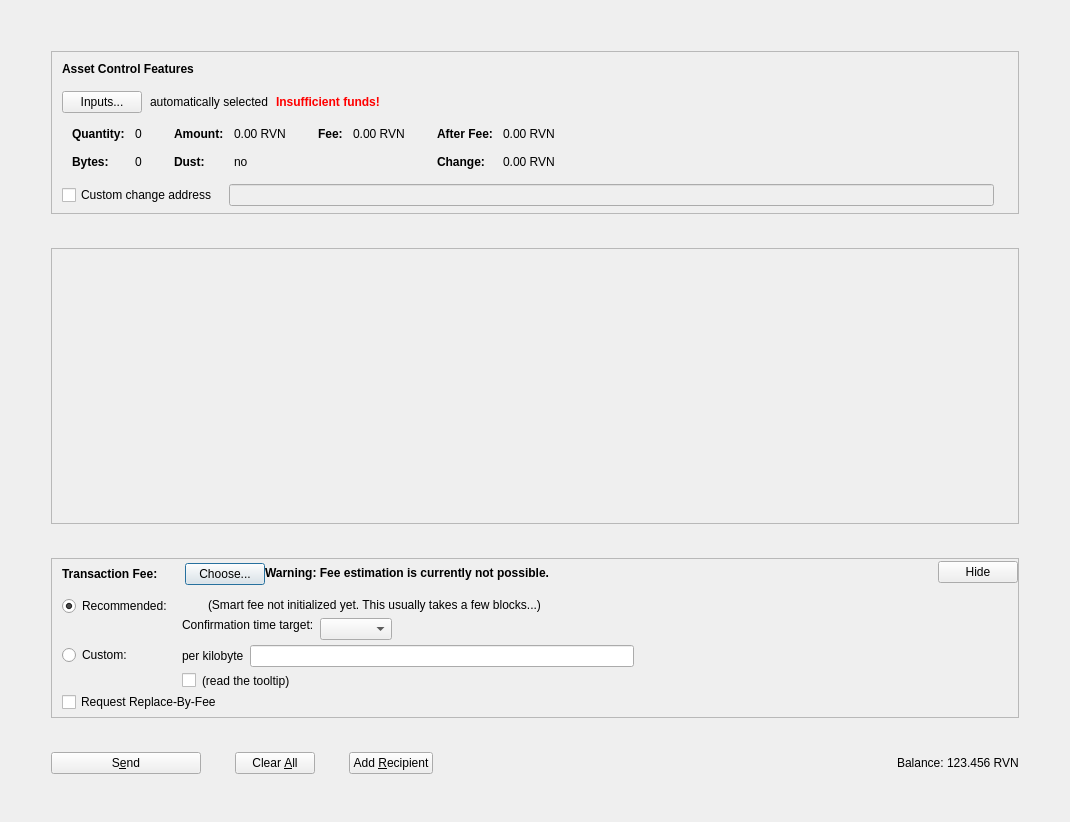
First picture: the form in src/qt/forms/assetsdialog.ui, repository phoenixkonsole/xbtx, before the edit.
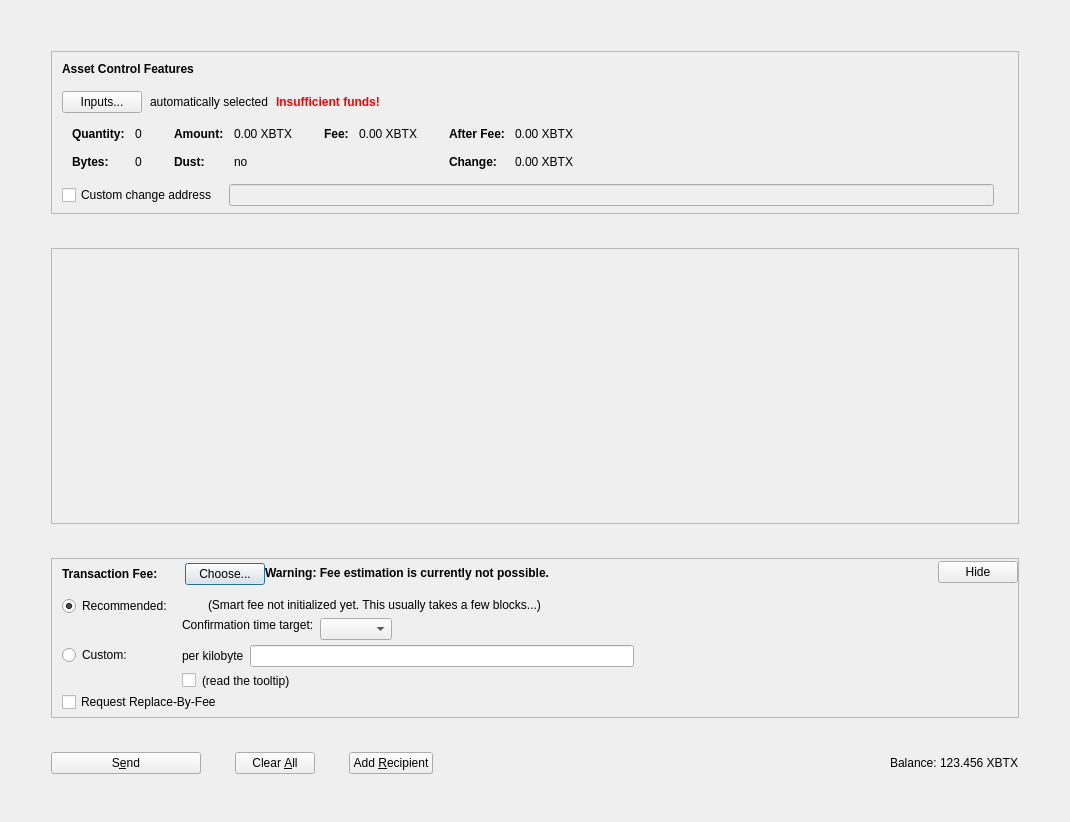
Second picture: the form after the edit. Icons and pictures are not drawn. Custom widgets are drawn as their Qt base class.

Patch:
```diff
--- a/src/qt/forms/assetsdialog.ui
+++ b/src/qt/forms/assetsdialog.ui
@@ -341,7 +341,7 @@
                     <enum>Qt::ActionsContextMenu</enum>
                    </property>
                    <property name="text">
-                    <string notr="true">0.00 RVN</string>
+                    <string notr="true">0.00 XBTX</string>
                    </property>
                    <property name="textInteractionFlags">
                     <set>Qt::LinksAccessibleByMouse|Qt::TextSelectableByKeyboard|Qt::TextSelectableByMouse</set>
@@ -421,7 +421,7 @@
                     <enum>Qt::ActionsContextMenu</enum>
                    </property>
                    <property name="text">
-                    <string notr="true">0.00 RVN</string>
+                    <string notr="true">0.00 XBTX</string>
                    </property>
                    <property name="textInteractionFlags">
                     <set>Qt::LinksAccessibleByMouse|Qt::TextSelectableByKeyboard|Qt::TextSelectableByMouse</set>
@@ -472,7 +472,7 @@
                     <enum>Qt::ActionsContextMenu</enum>
                    </property>
                    <property name="text">
-                    <string notr="true">0.00 RVN</string>
+                    <string notr="true">0.00 XBTX</string>
                    </property>
                    <property name="textInteractionFlags">
                     <set>Qt::LinksAccessibleByMouse|Qt::TextSelectableByKeyboard|Qt::TextSelectableByMouse</set>
@@ -501,7 +501,7 @@
                     <enum>Qt::ActionsContextMenu</enum>
                    </property>
                    <property name="text">
-                    <string notr="true">0.00 RVN</string>
+                    <string notr="true">0.00 XBTX</string>
                    </property>
                    <property name="textInteractionFlags">
                     <set>Qt::LinksAccessibleByMouse|Qt::TextSelectableByKeyboard|Qt::TextSelectableByMouse</set>
@@ -1264,7 +1264,7 @@
             <cursorShape>IBeamCursor</cursorShape>
            </property>
            <property name="text">
-            <string notr="true">123.456 RVN</string>
+            <string notr="true">123.456 XBTX</string>
            </property>
            <property name="textInteractionFlags">
             <set>Qt::LinksAccessibleByMouse|Qt::TextSelectableByKeyboard|Qt::TextSelectableByMouse</set>
```
